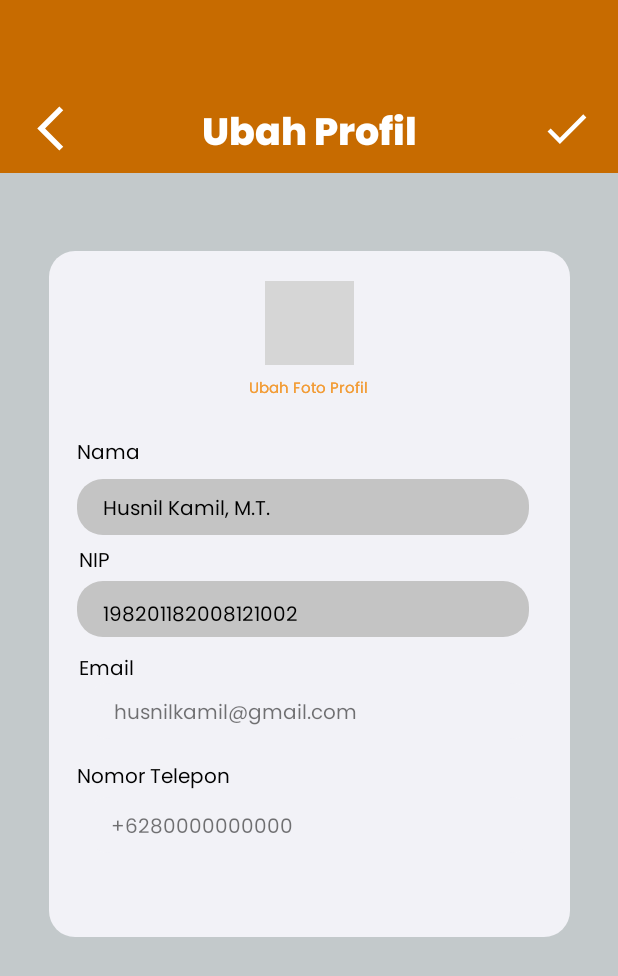
After one commit to kevinbeslia/ISMobile, an Android app: the layout ubahprofil.xml on its own in the app's theme, with its tools: preview values and no code run, on a phone screen of 412 x 824 dp. The commit adds this screen. Shown: the top 976 px of the screen. Run offline under Robolectric (Android 15) with nearby library versions, the light colour scheme and no system bars; grey boxes are pictures that could not be loaded.

Commit message:
tambahan layout

```diff
--- a/app/src/main/res/font/poppins.xml
+++ b/app/src/main/res/drawable/form2.xml
@@ -1,7 +1,9 @@
 <?xml version="1.0" encoding="utf-8"?>
-<font-family xmlns:app="http://schemas.android.com/apk/res-auto"
-        app:fontProviderAuthority="com.google.android.gms.fonts"
-        app:fontProviderPackage="com.google.android.gms"
-        app:fontProviderQuery="Poppins"
-        app:fontProviderCerts="@array/com_google_android_gms_fonts_certs">
-</font-family>
+<selector xmlns:android="http://schemas.android.com/apk/res/android">
+    <item>
+        <shape android:shape="rectangle">
+            <solid android:color="#C4C4C4"/>
+            <corners android:radius="17dp"/>
+        </shape>
+    </item>
+</selector>
--- /dev/null
+++ b/app/src/main/res/drawable/ic_baseline_arrow_back_ios_new_24.xml
@@ -0,0 +1,5 @@
+<vector android:height="42dp" android:tint="#FFFFFF"
+    android:viewportHeight="24" android:viewportWidth="24"
+    android:width="42dp" xmlns:android="http://schemas.android.com/apk/res/android">
+    <path android:fillColor="@android:color/white" android:pathData="M17.77,3.77l-1.77,-1.77l-10,10l10,10l1.77,-1.77l-8.23,-8.23z"/>
+</vector>
--- /dev/null
+++ b/app/src/main/res/drawable/ic_baseline_check_24.xml
@@ -0,0 +1,5 @@
+<vector android:height="35dp" android:tint="#FFFFFF"
+    android:viewportHeight="24" android:viewportWidth="24"
+    android:width="35dp" xmlns:android="http://schemas.android.com/apk/res/android">
+    <path android:fillColor="@android:color/white" android:pathData="M9,16.17L4.83,12l-1.42,1.41L9,19 21,7l-1.41,-1.41z"/>
+</vector>
--- /dev/null
+++ b/app/src/main/res/layout/ubahprofil.xml
@@ -0,0 +1,254 @@
+<?xml version="1.0" encoding="utf-8"?>
+<androidx.constraintlayout.widget.ConstraintLayout xmlns:android="http://schemas.android.com/apk/res/android"
+    xmlns:app="http://schemas.android.com/apk/res-auto"
+    xmlns:tools="http://schemas.android.com/tools"
+    android:layout_width="match_parent"
+    android:background="#C3C9CB"
+    android:layout_height="match_parent">
+
+    <ImageView
+        android:id="@+id/imageView2"
+        android:layout_width="415dp"
+        android:layout_height="115dp"
+        app:layout_constraintEnd_toEndOf="parent"
+        app:layout_constraintHorizontal_bias="0.0"
+        app:layout_constraintStart_toStartOf="parent"
+        app:layout_constraintTop_toTopOf="parent"
+        app:srcCompat="@drawable/navbar" />
+
+    <TextView
+        android:id="@+id/textView17"
+        android:layout_width="wrap_content"
+        android:layout_height="wrap_content"
+        android:layout_marginTop="68dp"
+        android:fontFamily="@font/poppins_extrabold"
+        android:text="Ubah Profil"
+        android:textColor="#FFFF"
+        android:textSize="25dp"
+        app:layout_constraintEnd_toEndOf="@+id/imageView2"
+        app:layout_constraintHorizontal_bias="0.494"
+        app:layout_constraintStart_toStartOf="@+id/imageView2"
+        app:layout_constraintTop_toTopOf="@+id/imageView2" />
+
+    <ImageView
+        android:id="@+id/imageView3"
+        android:layout_width="35dp"
+        android:layout_height="35dp"
+        android:layout_marginTop="68dp"
+        app:layout_constraintEnd_toEndOf="@+id/imageView2"
+        app:layout_constraintHorizontal_bias="0.042"
+        app:layout_constraintStart_toStartOf="parent"
+        app:layout_constraintTop_toTopOf="@+id/imageView2"
+        app:srcCompat="@drawable/ic_baseline_arrow_back_ios_new_24" />
+
+    <ImageView
+        android:id="@+id/imageView4"
+        android:layout_width="wrap_content"
+        android:layout_height="wrap_content"
+        android:layout_marginTop="68dp"
+        app:layout_constraintEnd_toEndOf="@+id/imageView2"
+        app:layout_constraintHorizontal_bias="0.947"
+        app:layout_constraintStart_toStartOf="@+id/imageView2"
+        app:layout_constraintTop_toTopOf="@+id/imageView2"
+        app:srcCompat="@drawable/ic_baseline_check_24" />
+
+    <ImageView
+        android:id="@+id/imageView19"
+        android:layout_width="347dp"
+        android:layout_height="457dp"
+        android:layout_marginTop="52dp"
+        app:layout_constraintEnd_toEndOf="parent"
+        app:layout_constraintStart_toStartOf="parent"
+        app:layout_constraintTop_toBottomOf="@+id/imageView2"
+        app:srcCompat="@drawable/form" />
+
+    <ImageView
+        android:id="@+id/imageView20"
+        android:layout_width="301dp"
+        android:layout_height="37dp"
+        android:layout_marginTop="152dp"
+        app:layout_constraintEnd_toEndOf="@+id/imageView19"
+        app:layout_constraintHorizontal_bias="0.413"
+        app:layout_constraintStart_toStartOf="@+id/imageView19"
+        app:layout_constraintTop_toTopOf="@+id/imageView19"
+        app:srcCompat="@drawable/form2" />
+
+    <ImageView
+        android:id="@+id/imageView21"
+        android:layout_width="301dp"
+        android:layout_height="37dp"
+        android:layout_marginTop="220dp"
+        app:layout_constraintEnd_toEndOf="@+id/imageView19"
+        app:layout_constraintHorizontal_bias="0.413"
+        app:layout_constraintStart_toStartOf="@+id/imageView19"
+        app:layout_constraintTop_toTopOf="@+id/imageView19"
+        app:srcCompat="@drawable/form2" />
+
+    <TextView
+        android:id="@+id/textView18"
+        android:layout_width="wrap_content"
+        android:layout_height="wrap_content"
+        android:layout_marginTop="84dp"
+        android:fontFamily="@font/poppins_regular"
+        android:text="Ubah Foto Profil"
+        android:textColor="#F29D38"
+        android:textSize="10dp"
+        app:layout_constraintEnd_toEndOf="@+id/imageView19"
+        app:layout_constraintHorizontal_bias="0.498"
+        app:layout_constraintStart_toStartOf="@+id/imageView19"
+        app:layout_constraintTop_toTopOf="@+id/imageView19" />
+
+    <TextView
+        android:id="@+id/textView26"
+        android:layout_width="wrap_content"
+        android:layout_height="wrap_content"
+        android:layout_marginTop="84dp"
+        android:fontFamily="@font/poppins_regular"
+        android:text="Ubah Foto Profil"
+        android:textColor="#F29D38"
+        android:textSize="10dp"
+        app:layout_constraintEnd_toEndOf="@+id/imageView19"
+        app:layout_constraintHorizontal_bias="0.498"
+        app:layout_constraintStart_toStartOf="@+id/imageView19"
+        app:layout_constraintTop_toTopOf="@+id/imageView19" />
+
+    <TextView
+        android:id="@+id/textView20"
+        android:layout_width="wrap_content"
+        android:layout_height="wrap_content"
+        android:layout_marginTop="9dp"
+        android:fontFamily="@font/poppins_regular"
+        android:text="Husnil Kamil, M.T."
+        android:textColor="#000"
+        android:textSize="13dp"
+        app:layout_constraintEnd_toEndOf="@+id/imageView19"
+        app:layout_constraintHorizontal_bias="0.081"
+        app:layout_constraintStart_toStartOf="@+id/imageView20"
+        app:layout_constraintTop_toTopOf="@+id/imageView20" />
+
+    <TextView
+        android:id="@+id/textView22"
+        android:layout_width="wrap_content"
+        android:layout_height="wrap_content"
+        android:layout_marginTop="12dp"
+        android:fontFamily="@font/poppins_regular"
+        android:text="198201182008121002"
+        android:textColor="#000"
+        android:textSize="13dp"
+        app:layout_constraintEnd_toEndOf="@+id/imageView19"
+        app:layout_constraintHorizontal_bias="0.087"
+        app:layout_constraintStart_toStartOf="@+id/imageView20"
+        app:layout_constraintTop_toTopOf="@+id/imageView21" />
+
+    <TextView
+        android:id="@+id/textView19"
+        android:layout_width="wrap_content"
+        android:layout_height="wrap_content"
+        android:layout_marginTop="124dp"
+        android:fontFamily="@font/poppins_regular"
+        android:text="Nama"
+        android:textColor="#000"
+        android:textSize="13dp"
+        app:layout_constraintEnd_toEndOf="@+id/imageView19"
+        app:layout_constraintHorizontal_bias="0.062"
+        app:layout_constraintStart_toStartOf="@+id/imageView19"
+        app:layout_constraintTop_toTopOf="@+id/imageView19" />
+
+    <TextView
+        android:id="@+id/textView21"
+        android:layout_width="wrap_content"
+        android:layout_height="wrap_content"
+        android:layout_marginTop="196dp"
+        android:fontFamily="@font/poppins_regular"
+        android:text="NIP"
+        android:textColor="#000"
+        android:textSize="13dp"
+        app:layout_constraintEnd_toEndOf="@+id/imageView19"
+        app:layout_constraintHorizontal_bias="0.062"
+        app:layout_constraintStart_toStartOf="@+id/imageView19"
+        app:layout_constraintTop_toTopOf="@+id/imageView19" />
+
+    <TextView
+        android:id="@+id/textView23"
+        android:layout_width="wrap_content"
+        android:layout_height="wrap_content"
+        android:layout_marginTop="268dp"
+        android:fontFamily="@font/poppins_regular"
+        android:text="Email"
+        android:textColor="#000"
+        android:textSize="13dp"
+        app:layout_constraintEnd_toEndOf="@+id/imageView19"
+        app:layout_constraintHorizontal_bias="0.064"
+        app:layout_constraintStart_toStartOf="@+id/imageView19"
+        app:layout_constraintTop_toTopOf="@+id/imageView19" />
+
+    <TextView
+        android:id="@+id/textView25"
+        android:layout_width="wrap_content"
+        android:layout_height="wrap_content"
+        android:layout_marginTop="340dp"
+        android:fontFamily="@font/poppins_regular"
+        android:text="Nomor Telepon"
+        android:textColor="#000"
+        android:textSize="13dp"
+        app:layout_constraintEnd_toEndOf="@+id/imageView19"
+        app:layout_constraintHorizontal_bias="0.076"
+        app:layout_constraintStart_toStartOf="@+id/imageView19"
+        app:layout_constraintTop_toTopOf="@+id/imageView19" />
+
+    <ImageView
+        android:id="@+id/imageView22"
+        android:layout_width="59dp"
+        android:layout_height="56dp"
+        android:layout_marginTop="20dp"
+        app:layout_constraintEnd_toEndOf="@+id/imageView19"
+        app:layout_constraintStart_toStartOf="@+id/imageView19"
+        app:layout_constraintTop_toTopOf="@+id/imageView19"
+        tools:srcCompat="@tools:sample/avatars" />
+
+    <ImageView
+        android:id="@+id/imageView23"
+        android:layout_width="301dp"
+        android:layout_height="37dp"
+        android:layout_marginTop="288dp"
+        app:layout_constraintEnd_toEndOf="@+id/imageView19"
+        app:layout_constraintStart_toStartOf="@+id/imageView19"
+        app:layout_constraintTop_toTopOf="@+id/imageView19"
+        app:srcCompat="@drawable/form" />
+
+    <ImageView
+        android:id="@+id/imageView24"
+        android:layout_width="301dp"
+        android:layout_height="37dp"
+        android:layout_marginTop="364dp"
+        app:layout_constraintEnd_toEndOf="@+id/imageView19"
+        app:layout_constraintStart_toStartOf="@+id/imageView19"
+        app:layout_constraintTop_toTopOf="@+id/imageView19"
+        app:srcCompat="@drawable/form" />
+
+    <TextView
+        android:id="@+id/textView27"
+        android:layout_width="wrap_content"
+        android:layout_height="wrap_content"
+        android:layout_marginTop="9dp"
+        android:fontFamily="@font/poppins_regular"
+        android:text="husnilkamil@gmail.com"
+        android:textSize="13dp"
+        app:layout_constraintEnd_toEndOf="@+id/imageView23"
+        app:layout_constraintHorizontal_bias="0.143"
+        app:layout_constraintStart_toStartOf="@+id/imageView23"
+        app:layout_constraintTop_toTopOf="@+id/imageView23" />
+
+    <TextView
+        android:id="@+id/textView28"
+        android:layout_width="wrap_content"
+        android:layout_height="wrap_content"
+        android:layout_marginTop="9dp"
+        android:fontFamily="@font/poppins_regular"
+        android:textSize="13dp"
+        android:text="+6280000000000"
+        app:layout_constraintEnd_toEndOf="@+id/imageView23"
+        app:layout_constraintHorizontal_bias="0.101"
+        app:layout_constraintStart_toStartOf="@+id/imageView23"
+        app:layout_constraintTop_toTopOf="@+id/imageView24" />
+</androidx.constraintlayout.widget.ConstraintLayout>
```
Also changed, not shown: app/src/main/res/layout/gantipassword.xml (added, +184 -0 lines), app/src/main/res/layout/profildosen.xml (+6 -6 lines).
